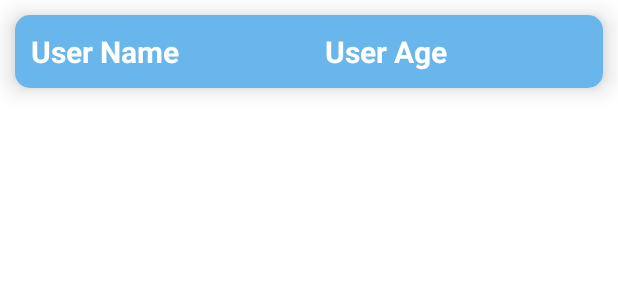
After one commit to sanasnysk/JavaRoomRunnableExample_03, an Android app: the layout list_item.xml on its own in the app's theme, with its tools: preview values and no code run, on a phone screen of 412 x 824 dp. The commit adds this screen. Shown: the top 300 px of the screen. Run offline under Robolectric (Android 15) with nearby library versions, the phone set to English and light mode, and no system bars.

Commit message:
class userAdapter xml list_item

```diff
--- a/app/src/main/res/layout/activity_insert_user.xml
+++ b/app/src/main/res/layout/activity_insert_user.xml
@@ -29,8 +29,8 @@
         android:layout_height="wrap_content"
         android:layout_margin="10dp"
         android:padding="10dp"
-        android:autofillHints="User Name"
-        android:hint="@string/user_name"
+        android:autofillHints="User Age"
+        android:hint="@string/user_age"
         android:textSize="18sp"
         app:layout_constraintEnd_toEndOf="parent"
         app:layout_constraintStart_toStartOf="parent"
--- /dev/null
+++ b/app/src/main/res/layout/list_item.xml
@@ -0,0 +1,43 @@
+<?xml version="1.0" encoding="utf-8"?>
+<androidx.cardview.widget.CardView
+    xmlns:android="http://schemas.android.com/apk/res/android"
+    android:layout_width="match_parent"
+    android:layout_height="wrap_content"
+    xmlns:app="http://schemas.android.com/apk/res-auto"
+    android:layout_margin="10dp"
+    app:cardCornerRadius="10dp"
+    app:cardElevation="10dp">
+
+    <LinearLayout
+        android:layout_width="match_parent"
+        android:layout_height="wrap_content"
+        android:background="#69B6EC"
+        android:orientation="horizontal">
+
+        <TextView
+            android:id="@+id/txt_userName"
+            android:layout_width="0dp"
+            android:layout_height="wrap_content"
+            android:layout_weight="1"
+            android:layout_margin="5dp"
+            android:text="@string/user_name"
+            android:textStyle="bold"
+            android:textColor="@color/white"
+            android:padding="5dp"
+            android:textSize="20sp"/>
+
+        <TextView
+            android:id="@+id/txt_userAge"
+            android:layout_width="0dp"
+            android:layout_height="wrap_content"
+            android:layout_weight="1"
+            android:layout_margin="5dp"
+            android:text="@string/user_age"
+            android:textColor="@color/white"
+            android:textStyle="bold"
+            android:padding="5dp"
+            android:textSize="20sp"/>
+
+    </LinearLayout>
+
+</androidx.cardview.widget.CardView>
--- a/app/src/main/res/values/strings.xml
+++ b/app/src/main/res/values/strings.xml
@@ -2,4 +2,5 @@
     <string name="app_name">JavaRoomRunnableExample_03</string>
     <string name="user_name">User Name</string>
     <string name="insert_user">Insert User</string>
+    <string name="user_age">User Age</string>
 </resources>
```
Also changed, not shown: app/src/main/java/com/sansan/javaroomrunnableexample_03/MainActivity.java (+10 -0 lines), app/src/main/java/com/sansan/javaroomrunnableexample_03/UserAdapter.java (added, +53 -0 lines).
